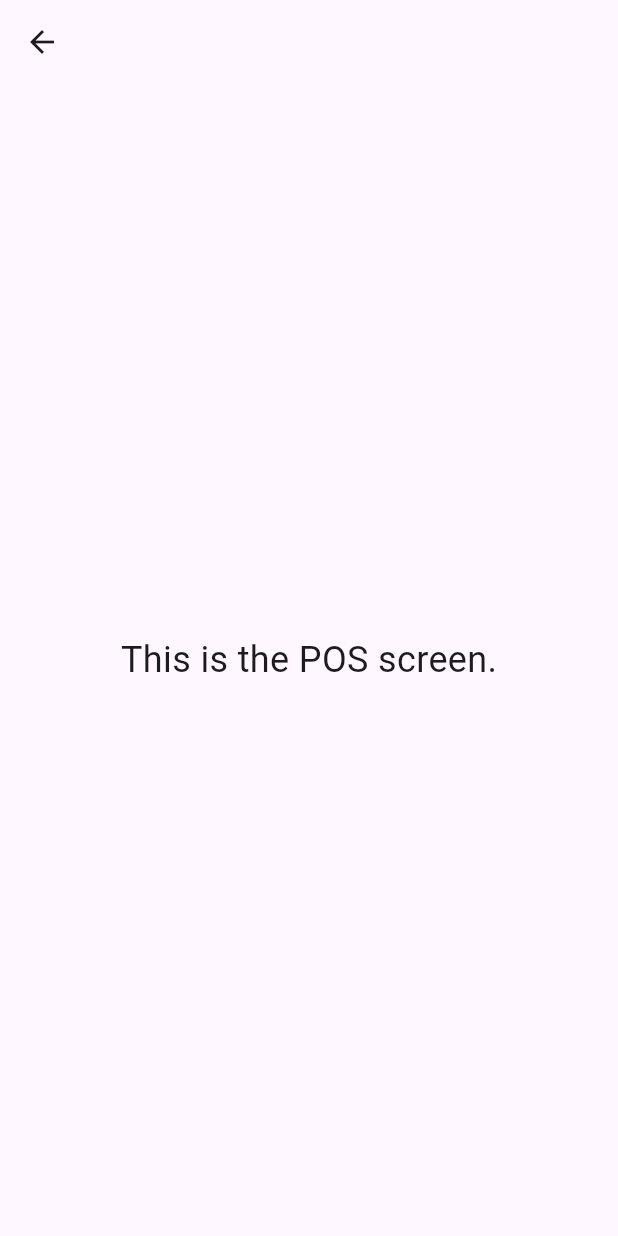
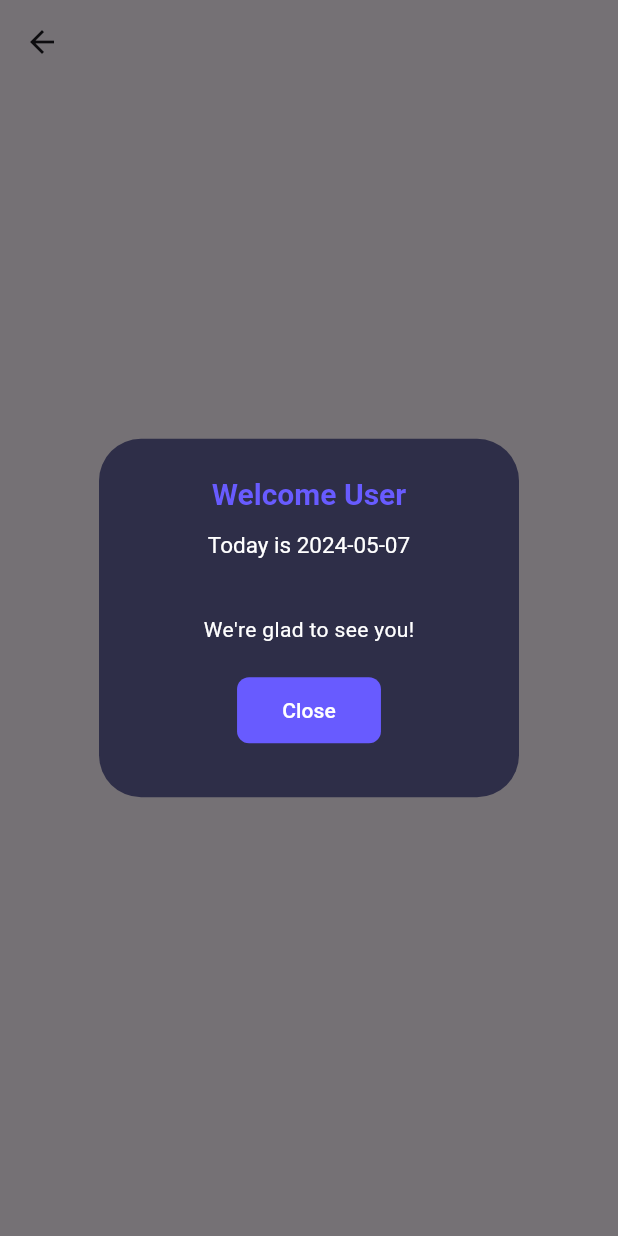
Before and after one commit to CarlosNatanauan/pharmacy_pos, a Flutter app: the MainPosScreen screen opened directly, on a phone screen of 412 x 824 dp. Run offline on Flutter 3.47's test engine with Material 3 defaults, Android fonts, the phone set to English and light mode, and no system bars; our stand-ins replace image_picker, sidebarx; missing offline and left inert: bitsdojo_window.

Commit message:
initial welcome message

```diff
--- a/lib/login/globals.dart
+++ b/lib/login/globals.dart
@@ -1,40 +1,110 @@
 import 'package:flutter/material.dart';
+import 'globals.dart';
 
 bool isAdmin = false;
+String UserType = '';
 
-Widget buildWelcomeCard() {
-  String welcomeMessage = isAdmin ? 'Welcome Admin' : 'Welcome User';
-  return Container(
-    width: 300,
-    height: 300,
-    child: Card(
-      color: Colors.blue, // Change color as needed
-      shape: RoundedRectangleBorder(
-        borderRadius: BorderRadius.circular(15.0),
-      ),
-      child: Column(
-        mainAxisAlignment: MainAxisAlignment.center,
+class WelcomeMessage {
+  static void show(BuildContext context) {
+    String userTypeText = '';
+
+    if (isAdmin) {
+      userTypeText = 'Admin';
+    } else {
+      switch (UserType) {
+        case 'man':
+          userTypeText = 'Store Manager';
+          break;
+        case 'pos':
+          userTypeText = 'Cashier';
+          break;
+        default:
+          userTypeText = 'User';
+      }
+    }
+
+    String formattedDate = _getFormattedDate();
+
+    showDialog(
+      context: context,
+      builder: (BuildContext context) {
+        return AlertDialog(
+          backgroundColor: canvasColor,
+          title: Column(
             children: [
               Text(
-            welcomeMessage,
-            style: TextStyle(color: Colors.white, fontSize: 16),
+                'Welcome $userTypeText',
+                style: TextStyle(
+                  fontWeight: FontWeight.bold,
+                  fontSize: 20.0,
+                  color: primaryColor,
+                ),
               ),
               SizedBox(height: 10),
+              Text(
+                'Today is $formattedDate',
+                style: TextStyle(
+                  color: white,
+                  fontSize: 15,
+                ),
+              ),
+            ],
+            mainAxisSize: MainAxisSize.min,
+            mainAxisAlignment: MainAxisAlignment.center,
+            crossAxisAlignment: CrossAxisAlignment.center,
+          ),
+          content: Column(
+            mainAxisSize: MainAxisSize.min,
+            children: [
+              SizedBox(height: 20),
+              Text(
+                'We\'re glad to see you!',
+                style: TextStyle(
+                  color: white,
+                ),
+              ),
+              SizedBox(height: 20),
               ElevatedButton(
                 onPressed: () {
-              // Handle Ok button press
+                  Navigator.pop(context); // Close the dialog
                 },
-            style: ElevatedButton.styleFrom(
-              foregroundColor: Colors.white, backgroundColor: Colors.green,
-              padding: EdgeInsets.symmetric(horizontal: 10, vertical: 5),
-              shape: RoundedRectangleBorder(
-                borderRadius: BorderRadius.circular(8.0),
+                child: Text(
+                  'Close',
+                  style: TextStyle(
+                    color: white,
                   ),
                 ),
-            child: Text('Ok'),
+                style: ElevatedButton.styleFrom(
+                  backgroundColor: primaryColor,
+                  elevation: 0,
+                  shape: RoundedRectangleBorder(
+                    borderRadius: BorderRadius.circular(8),
                   ),
+                  padding: EdgeInsets.symmetric(horizontal: 30, vertical: 12),
+                ),
+              ),
+              SizedBox(height: 10),
             ],
           ),
-    ),
+        );
+      },
     );
   }
+
+  static String _getFormattedDate() {
+    DateTime now = DateTime.now();
+    String formattedDate = "${now.year}-${_getTwoDigitString(now.month)}-${_getTwoDigitString(now.day)}";
+    return formattedDate;
+  }
+
+  static String _getTwoDigitString(int value) {
+    return value.toString().padLeft(2, '0');
+  }
+}
+const primaryColor = Color(0xFF685BFF);
+const canvasColor = Color(0xFF2E2E48);
+const scaffoldBackgroundColor = Color(0xFF464667);
+const accentCanvasColor = Color(0xFF3E3E61);
+const white = Colors.white;
+final actionColor = const Color(0xFF5F5FA7).withOpacity(0.6);
+final divider = Divider(color: white.withOpacity(0.3), height: 1);
--- a/lib/login/main_login.dart
+++ b/lib/login/main_login.dart
@@ -41,7 +41,6 @@ class MainLoginScreen extends StatelessWidget {
               mainAxisSize: MainAxisSize.min,
               children: [
                 // Welcome Card
-
 
                 TextFormField(
                   controller: usernameController,
@@ -99,6 +98,7 @@ class MainLoginScreen extends StatelessWidget {
     // Check credentials and navigate accordingly
     if (username == 'man' && password == 'man') {
       isAdmin = false; // Set isAdmin to true for manager
+      UserType = 'man'; // Set UserType to 'man' for manager
       Navigator.push(
         context,
         MaterialPageRoute(builder: (context) => MainManagementScreen()),
@@ -106,12 +106,14 @@ class MainLoginScreen extends StatelessWidget {
 
     } else if (username == 'pos' && password == 'pos') {
       isAdmin = false; // Set isAdmin to false for cashier
+      UserType = 'pos'; // Set UserType to 'pos' for cashier
       Navigator.push(
         context,
         MaterialPageRoute(builder: (context) => MainPosScreen()),
       );
     } else if (username == 'admin' && password == 'admin') {
       isAdmin = true; // Set isAdmin to true for admin
+      UserType = 'admin'; // Set UserType to 'admin' for admin
       Navigator.push(
         context,
         MaterialPageRoute(builder: (context) => MainManagementScreen()),
--- a/lib/pos_screen/main_pos_screen.dart
+++ b/lib/pos_screen/main_pos_screen.dart
@@ -1,18 +1,22 @@
 import 'package:flutter/material.dart';
+import '../login/globals.dart';
 
 class MainPosScreen extends StatelessWidget {
-  const MainPosScreen({Key? key}) : super(key: key); // Fixing constructor syntax
+  const MainPosScreen({Key? key}) : super(key: key);
 
   @override
   Widget build(BuildContext context) {
+    // Call the show method of WelcomeMessage to display it as a dialog
+    WidgetsBinding.instance!.addPostFrameCallback((_) {
+      WelcomeMessage.show(context);
+    });
+
     return Scaffold(
       appBar: AppBar(
-
-        // Add a back button
         leading: IconButton(
           icon: Icon(Icons.arrow_back),
           onPressed: () {
-            Navigator.pop(context); // Navigate back to the previous screen
+            Navigator.pop(context);
           },
         ),
       ),
```
Also changed, not shown: lib/management_screen/main_man_screen.dart (+22 -8 lines). Lines whose indentation alone changed are shown as unchanged.
